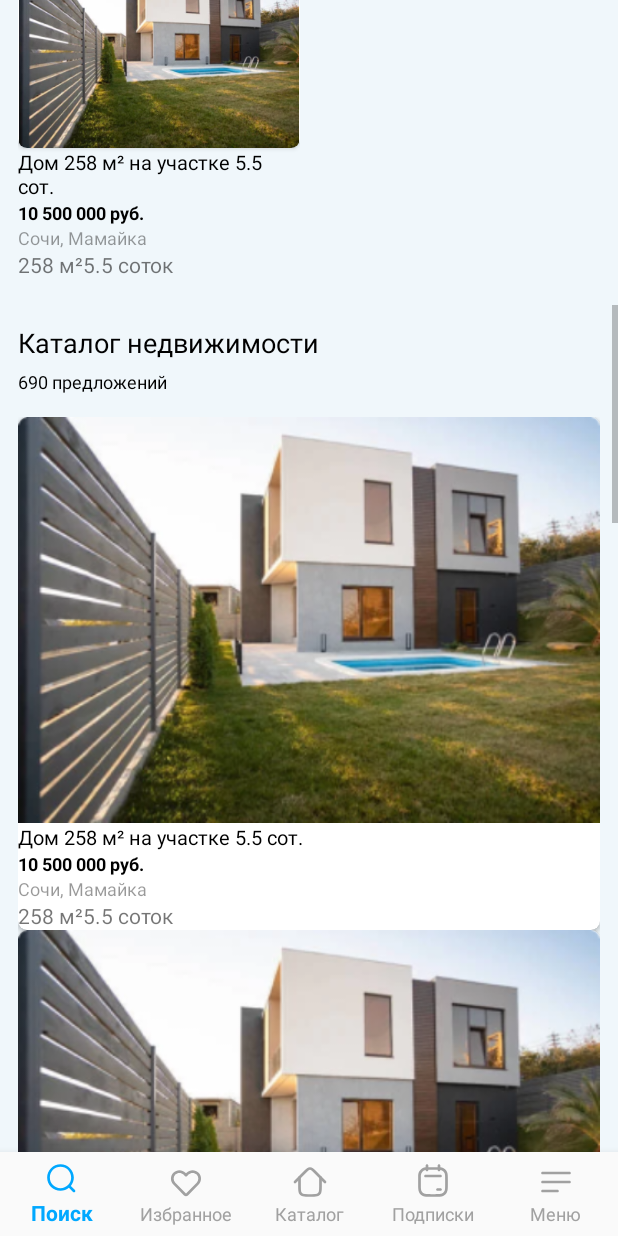
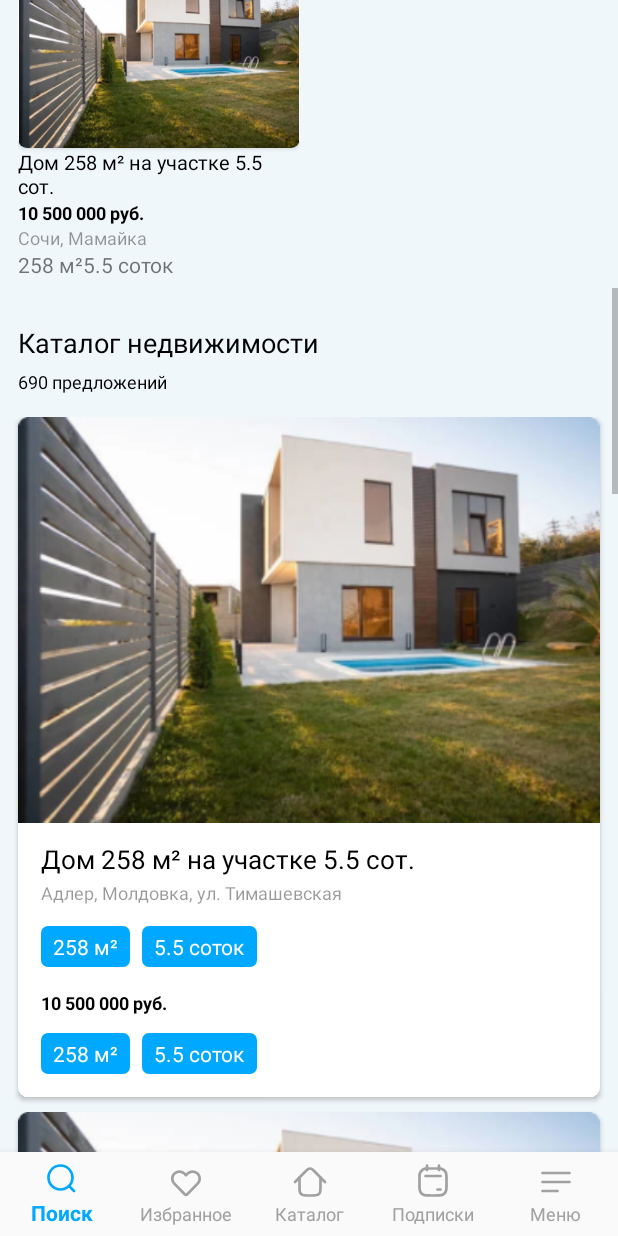
Before and after one commit to Karmanchik/CustomKeyboard, an Android app: the screen it shows after launch (MainActivity), scrolled down 1074 dp, on a phone screen of 412 x 824 dp. Run offline under Robolectric (Android 15) with nearby library versions, the phone set to English and light mode, and no system bars; our stand-ins replace navigation-ui; libraries missing offline, so code that uses them is left out: com.tbuonomo.viewpagerdotsindicator; plain views replace DotsIndicator, SegmentedControl; 1 statement that could not run was skipped.

Commit message:
design catalog

```diff
--- /dev/null
+++ b/android/app/src/main/res/drawable/bk.xml
@@ -0,0 +1,7 @@
+<?xml version="1.0" encoding="utf-8"?>
+<shape xmlns:android="http://schemas.android.com/apk/res/android"
+    android:shape="rectangle">
+    <stroke android:width="1dp" android:color="@color/main_blue"/>
+    <solid android:color="@color/main_blue"/>
+    <corners android:radius="4dp" />
+</shape>
--- a/android/app/src/main/res/layout/fragment_home.xml
+++ b/android/app/src/main/res/layout/fragment_home.xml
@@ -244,9 +244,7 @@
             android:id="@+id/shortCatalogRV"
             android:layout_width="match_parent"
             android:layout_height="wrap_content"
-            android:layout_marginStart="12dp"
             android:layout_marginTop="15dp"
-            android:layout_marginEnd="12dp"
             app:layoutManager="androidx.recyclerview.widget.LinearLayoutManager" />
 
         <TextView
--- a/android/app/src/main/res/layout/item_house_catalog.xml
+++ b/android/app/src/main/res/layout/item_house_catalog.xml
@@ -4,6 +4,9 @@
     xmlns:app="http://schemas.android.com/apk/res-auto"
     android:layout_width="match_parent"
     android:layout_height="wrap_content"
+    android:layout_marginStart="12dp"
+    android:layout_marginEnd="12dp"
+    android:layout_marginBottom="10dp"
     android:elevation="30dp"
     app:cardCornerRadius="6dp">
 
@@ -24,43 +27,96 @@
             android:id="@+id/textView11"
             android:layout_width="wrap_content"
             android:layout_height="wrap_content"
+            android:layout_marginStart="15dp"
+            android:layout_marginTop="12dp"
             android:text="Дом 258 м² на участке 5.5 сот."
             android:textColor="@color/black"
-            android:textSize="13sp" />
-
-        <TextView
-            android:id="@+id/textView12"
-            android:layout_width="match_parent"
-            android:layout_height="wrap_content"
-            android:text="10 500 000 руб."
-            android:textColor="@color/black"
-            android:textSize="12sp"
-            android:textStyle="bold" />
+            android:textSize="17sp" />
 
         <TextView
             android:id="@+id/textView13"
             android:layout_width="match_parent"
             android:layout_height="wrap_content"
+            android:layout_marginStart="15dp"
+            android:layout_marginTop="2dp"
             android:alpha="0.4"
-            android:text="Сочи, Мамайка"
+            android:text="Адлер, Молдовка, ул. Тимашевская"
             android:textColor="@color/black"
             android:textSize="12sp" />
 
         <LinearLayout
             android:layout_width="wrap_content"
             android:layout_height="wrap_content"
+            android:layout_marginStart="15dp"
+            android:layout_marginTop="14dp"
             android:orientation="horizontal">
 
             <TextView
+                android:textColor="@color/white"
+                android:paddingBottom="4dp"
+                android:paddingTop="4dp"
+                android:paddingStart="8dp"
+                android:paddingEnd="8dp"
+                android:background="@drawable/bk"
+                android:layout_width="wrap_content"
+                android:layout_height="wrap_content"
+                android:text="258 м²" />
+
+            <TextView
+                android:textColor="@color/white"
+                android:paddingBottom="4dp"
+                android:paddingTop="4dp"
+                android:paddingStart="8dp"
+                android:paddingEnd="8dp"
+                android:background="@drawable/bk"
+                android:layout_width="wrap_content"
+                android:layout_height="wrap_content"
+                android:layout_marginStart="8dp"
+                android:text="5.5 соток" />
+        </LinearLayout>
+
+        <TextView
+            android:id="@+id/textView12"
+            android:layout_width="match_parent"
+            android:layout_height="wrap_content"
+            android:layout_marginStart="15dp"
+            android:layout_marginTop="15dp"
+            android:text="10 500 000 руб."
+            android:textColor="@color/black"
+            android:textSize="12sp"
+            android:textStyle="bold" />
+
+        <LinearLayout
+            android:layout_width="wrap_content"
+            android:layout_height="wrap_content"
+            android:layout_marginStart="15dp"
+            android:layout_marginTop="12dp"
+            android:layout_marginBottom="15dp"
+            android:orientation="horizontal">
+
+            <TextView
+                android:textColor="@color/white"
+                android:paddingBottom="4dp"
+                android:paddingTop="4dp"
+                android:paddingStart="8dp"
+                android:paddingEnd="8dp"
+                android:background="@drawable/bk"
                 android:id="@+id/textView14"
                 android:layout_width="wrap_content"
                 android:layout_height="wrap_content"
                 android:text="258 м²" />
 
             <TextView
+                android:textColor="@color/white"
+                android:paddingBottom="4dp"
+                android:paddingTop="4dp"
+                android:paddingStart="8dp"
+                android:paddingEnd="8dp"
+                android:background="@drawable/bk"
                 android:id="@+id/textView15"
                 android:layout_width="wrap_content"
                 android:layout_height="wrap_content"
+                android:layout_marginStart="8dp"
                 android:text="5.5 соток" />
         </LinearLayout>
     </LinearLayout>
```
